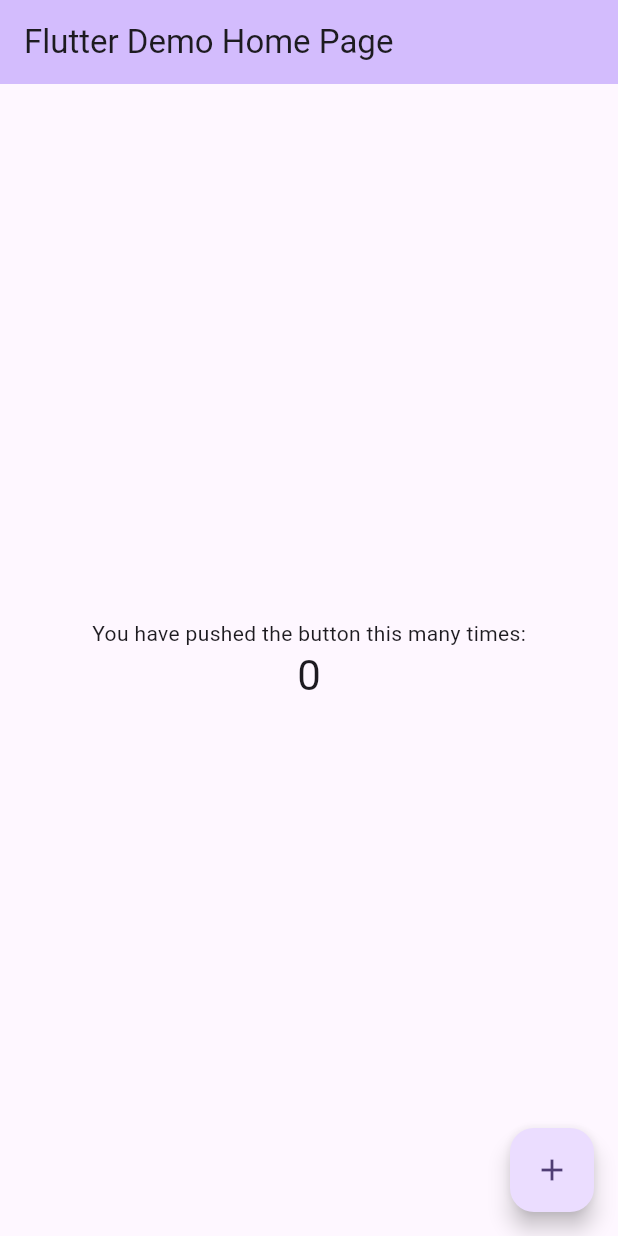
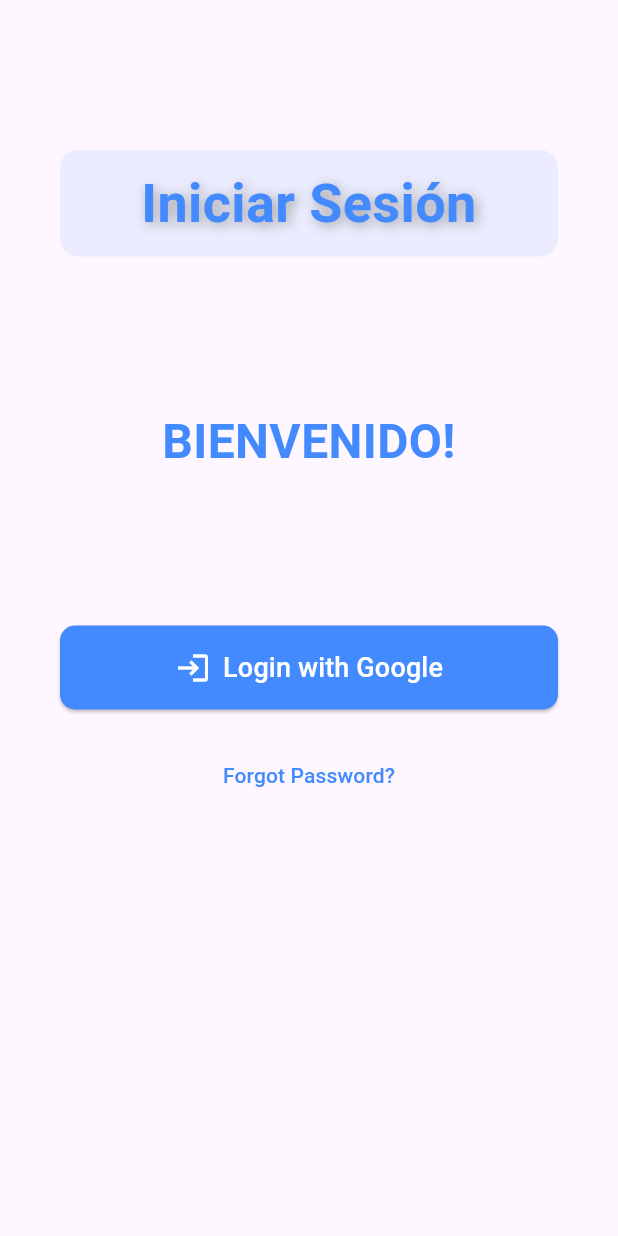
Before and after one commit to Nanitaaaa/proyecto_movil, a Flutter app: the screen it shows after launch, on a phone screen of 412 x 824 dp. Run offline on Flutter 3.47's test engine with Material 3 defaults, Android fonts, the phone set to English and light mode, and no system bars; our stand-ins replace google_sign_in, logger, shared_preferences.

Commit message:
Login screen listo

```diff
--- a/movil_app/lib/main.dart
+++ b/movil_app/lib/main.dart
@@ -1,4 +1,5 @@
 import 'package:flutter/material.dart';
+import 'package:movil_app/screens/login_screen.dart';
 
 void main() {
   runApp(const MyApp());
@@ -16,7 +17,7 @@ class MyApp extends StatelessWidget {
         colorScheme: ColorScheme.fromSeed(seedColor: Colors.deepPurple),
         useMaterial3: true,
       ),
-      home: const MyHomePage(title: 'Flutter Demo Home Page'),
+      home: const LoginScreen(),
     );
   }
 }
--- /dev/null
+++ b/movil_app/lib/screens/login_screen.dart
@@ -0,0 +1,102 @@
+import 'package:flutter/material.dart';
+import 'package:logger/logger.dart';
+import 'package:movil_app/services/google_service.dart';
+import 'error_screen.dart';
+import 'home_screen.dart';
+
+class LoginScreen extends StatelessWidget {
+  static final Logger _logger = Logger();
+  const LoginScreen({super.key});
+
+  @override
+  Widget build(BuildContext context) {
+    return Scaffold(
+      body: Center(
+        child: Padding(
+          padding: const EdgeInsets.symmetric(horizontal: 40.0, vertical: 100.0),
+          child: Column(
+            mainAxisAlignment: MainAxisAlignment.start, // Cambiado a start
+            crossAxisAlignment: CrossAxisAlignment.stretch,
+            children: [
+              // Título estilizado
+              Container(
+                padding: const EdgeInsets.all(10),
+                decoration: BoxDecoration(
+                  color: Colors.blueAccent.withOpacity(0.1),
+                  borderRadius: BorderRadius.circular(12),
+                ),
+                child: const Text(
+                  'Iniciar Sesión', // Título
+                  textAlign: TextAlign.center,
+                  style: TextStyle(
+                    fontSize: 36, // Tamaño de fuente mayor
+                    fontWeight: FontWeight.w700, // Negrita
+                    color: Colors.blueAccent, // Color atractivo
+                    shadows: [
+                      Shadow(
+                        blurRadius: 10.0,
+                        color: Colors.grey,
+                        offset: Offset(2.0, 2.0),
+                      ),
+                    ],
+                  ),
+                ),
+              ),
+              const SizedBox(height: 100), // Aumentar espacio entre el título y el siguiente texto
+              const Text(
+                'BIENVENIDO!',
+                textAlign: TextAlign.center,
+                style: TextStyle(
+                  fontSize: 32,
+                  fontWeight: FontWeight.bold,
+                  color: Colors.blueAccent,
+                ),
+              ),
+              const SizedBox(height: 100), // Espacio entre "Welcome Back!" y el botón
+              ElevatedButton.icon(
+                onPressed: () {
+                  GoogleService.logIn().then((result) {
+                    if (result) {
+                      _logger.i('Login success');
+                      Navigator.push(context, MaterialPageRoute(builder: (context) {
+                        return const HomeScreen();
+                      }));
+                    } else {
+                      _logger.e('Login failed');
+                      Navigator.push(context, MaterialPageRoute(builder: (context) {
+                        return const ErrorScreen();
+                      }));
+                    }
+                  });
+                },
+                icon: const Icon(Icons.login, size: 24),
+                label: const Text(
+                  'Login with Google',
+                  style: TextStyle(fontSize: 18),
+                ),
+                style: ElevatedButton.styleFrom(
+                  padding: const EdgeInsets.symmetric(vertical: 15.0),
+                  shape: RoundedRectangleBorder(
+                    borderRadius: BorderRadius.circular(10),
+                  ),
+                  backgroundColor: Colors.blueAccent,
+                  foregroundColor: Colors.white,
+                ),
+              ),
+              const SizedBox(height: 20),
+              TextButton(
+                onPressed: () {
+                  // Acción para olvidar la contraseña o crear una cuenta
+                },
+                child: const Text(
+                  'Forgot Password?',
+                  style: TextStyle(color: Colors.blueAccent),
+                ),
+              ),
+            ],
+          ),
+        ),
+      ),
+    );
+  }
+}
--- a/movil_app/pubspec.yaml
+++ b/movil_app/pubspec.yaml
@@ -35,6 +35,9 @@ dependencies:
   # The following adds the Cupertino Icons font to your application.
   # Use with the CupertinoIcons class for iOS style icons.
   cupertino_icons: ^1.0.8
+  google_sign_in: ^6.2.1
+  logger: ^2.4.0
+  shared_preferences: ^2.3.2
 
 dev_dependencies:
   flutter_test:
```
Also changed, not shown: movil_app/lib/screens/error_screen.dart (added, +21 -0 lines), movil_app/lib/screens/home_screen.dart (added, +16 -0 lines), movil_app/lib/services/google_service.dart (added, +39 -0 lines), movil_app/pubspec.lock, 4 other files.
